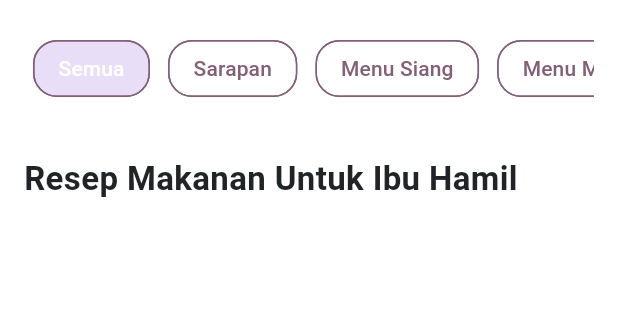
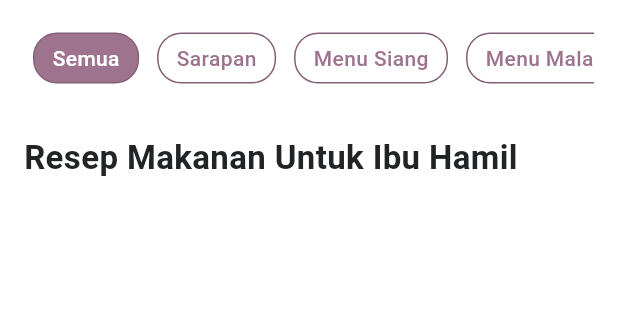
Before and after one commit to Hackfest-BCC-KICK-IT/Stuntle-FE-Flutter, a Flutter app: the FoodRecipesPage screen opened directly, on a phone screen of 412 x 824 dp, the part 242-562 px from its top. Run offline on Flutter 3.47's test engine with Material 3 defaults, Android fonts, the phone set to English and light mode, and no system bars; our stand-ins replace bloc, camera, chat_bubbles, dio, equatable, flutter_bloc and 4 more; accounts and stored records are empty; network calls fail; project files that could hold a hidden picture were left out.

Commit message:
style: change bg color & border

```diff
--- a/lib/config/color_theme.dart
+++ b/lib/config/color_theme.dart
@@ -31,3 +31,9 @@ const lightGreenColor = Color(0xffE0FFE4);
 const lightYellowColor = Color(0xffFFF7CD);
 
 const brownColor = Color(0xff7D6445);
+
+const purpleRecepies = Color(0xffEBDFE7);
+
+const orangeRecepies = Color(0xffF9F0E6);
+
+const bgFilterChip = Color(0xff9D738E);
--- a/lib/pages/widget/filter_chip.dart
+++ b/lib/pages/widget/filter_chip.dart
@@ -22,22 +22,30 @@ class _FilterChipCustomState extends State<FilterChipCustom> {
   Widget build(BuildContext context) {
     return Padding(
       padding: const EdgeInsets.all(6.0),
-      child: FilterChip(
-        showCheckmark: false,
-        label: Text(widget.filter.text),
-        labelStyle: TextStyle(
-          color: widget.filter.isSelected ? whiteColor : lightVioletColor,
+      child: Material(
+        color: Colors.transparent,
+        child: InkWell(
+          onTap: () {
+            if (widget.onSelectedFunc != null) {
+              widget.onSelectedFunc!(!widget.filter.isSelected);
+            }
+          },
+          child: Container(
+            padding: const EdgeInsets.symmetric(horizontal: 12, vertical: 6),
+            decoration: BoxDecoration(
+              color: widget.filter.isSelected ? bgFilterChip : whiteColor,
+              borderRadius: BorderRadius.circular(16),
+              border: Border.all(color: lightVioletColor),
+            ),
+            child: Text(
+              widget.filter.text,
+              style: TextStyle(
+                color: widget.filter.isSelected ? whiteColor : bgFilterChip,
+                fontWeight: FontWeight.w500,
+              ),
+            ),
+          ),
         ),
-        backgroundColor:
-            widget.filter.isSelected ? lightVioletColor : whiteColor,
-        shape: RoundedRectangleBorder(
-          side: const BorderSide(
-            color: lightVioletColor,
-          ),
-          borderRadius: BorderRadius.circular(16),
-        ),
-        selected: widget.filter.isSelected,
-        onSelected: widget.onSelectedFunc,
       ),
     );
   }
```
Also changed, not shown: lib/pages/widget/card_recepies.dart (+14 -6 lines).
